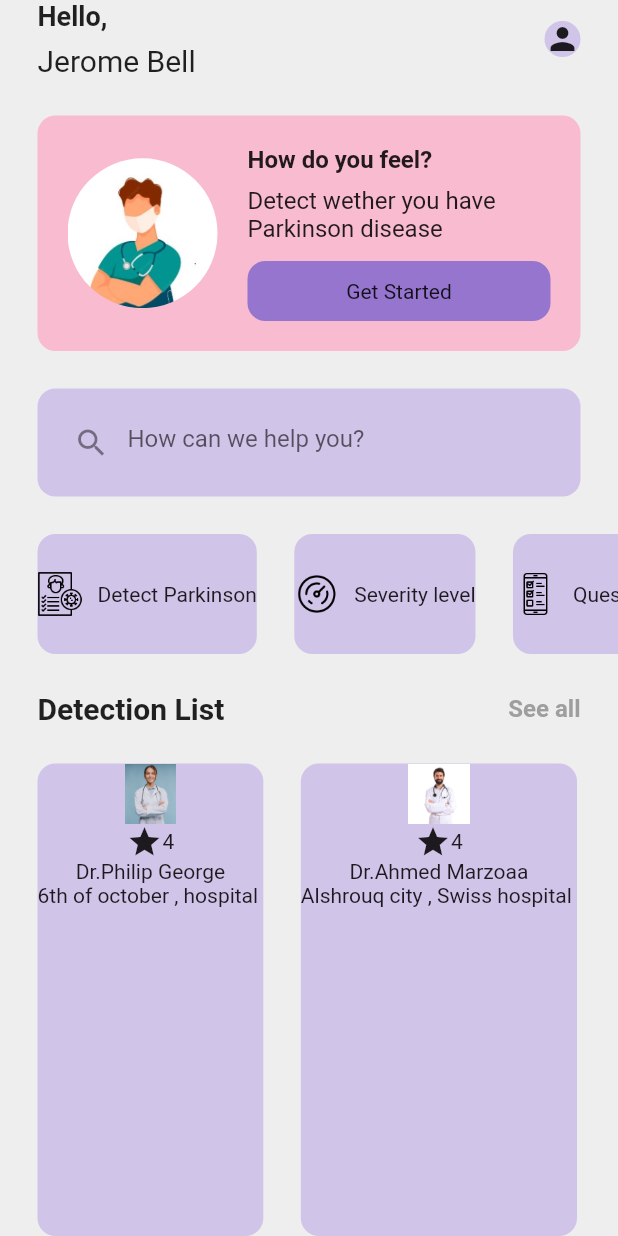
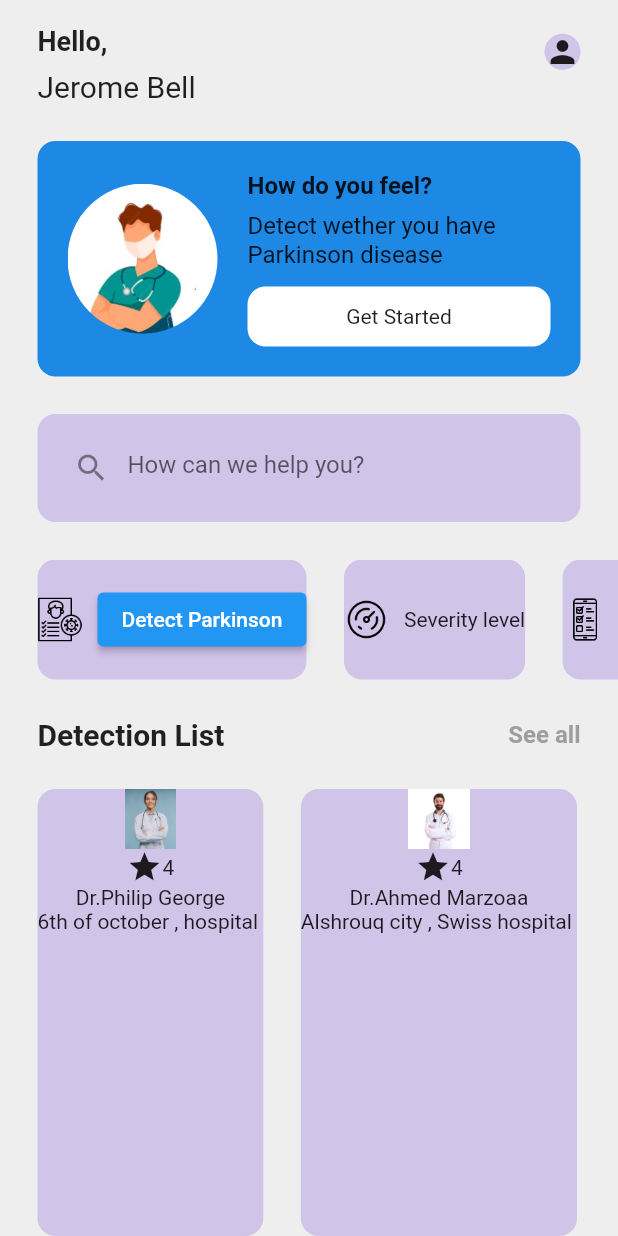
Before and after one commit to sajasaadoun/EasyPark, a Flutter app: the HomePage screen opened directly, on a phone screen of 412 x 824 dp. Run offline on Flutter 3.47's test engine with Material 2 defaults, Android fonts, the phone set to English and light mode, and no system bars; our stand-ins replace permission_handler; missing offline and left inert: dart:ffi, flutter_emoji, flutter_sound.

Commit message:
update home page

```diff
--- a/easypark/lib/screens/homepage.dart
+++ b/easypark/lib/screens/homepage.dart
@@ -21,7 +21,9 @@ class _HomePageState extends State<HomePage> {
               child: Row(
                 mainAxisAlignment: MainAxisAlignment.spaceBetween,
                 children: [
-                  Column(
+                  Padding(
+                    padding: const EdgeInsets.only(top: 17.0),
+                    child: Column(
                       crossAxisAlignment: CrossAxisAlignment.start,
                       children: const [
                         Text(
@@ -37,6 +39,7 @@ class _HomePageState extends State<HomePage> {
                           style: TextStyle(fontSize: 20),
                         ),
                       ],
+                    ),
                   ),
                   Container(
                     decoration: BoxDecoration(
@@ -54,7 +57,7 @@ class _HomePageState extends State<HomePage> {
               child: Container(
                 padding: const EdgeInsets.all(20),
                 decoration: BoxDecoration(
-                    color: Colors.pink[100],
+                    color: Colors.blue[600],
                     borderRadius: BorderRadius.circular(12)),
                 child: Row(
                   children: [
@@ -97,7 +100,7 @@ class _HomePageState extends State<HomePage> {
                         Container(
                           padding: const EdgeInsets.all(12),
                           decoration: BoxDecoration(
-                            color: Colors.deepPurple[300],
+                            color: Colors.white,
                             borderRadius: BorderRadius.circular(12),
                           ),
                           child: const Center(
@@ -146,7 +149,9 @@ class _HomePageState extends State<HomePage> {
                           const SizedBox(
                             width: 10,
                           ),
-                          const Text('Detect Parkinson'),
+                          ElevatedButton(
+                              onPressed: () {},
+                              child: const Text('Detect Parkinson')),
                         ],
                       ),
                     ),
```
Lines whose indentation alone changed are shown as unchanged.
